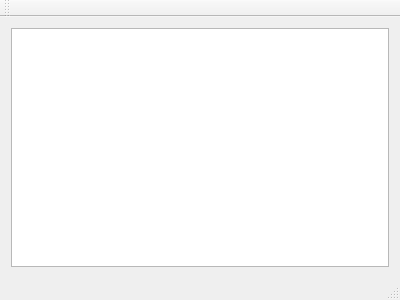
Qt form mainwindow.ui (vladimir-inoz/diskinfo) before a commit.
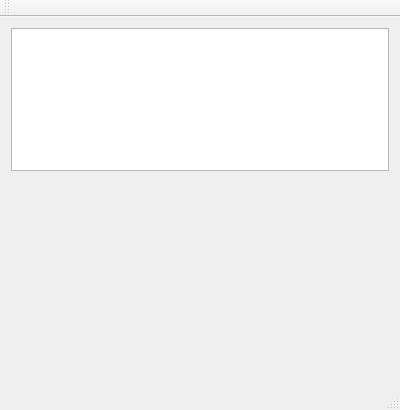
The same form after that commit. Custom widgets are drawn as their Qt base class.

Commit message: Доделан интерфейс

```diff
--- a/mainwindow.ui
+++ b/mainwindow.ui
@@ -7,15 +7,15 @@
     <x>0</x>
     <y>0</y>
     <width>400</width>
-    <height>300</height>
+    <height>410</height>
    </rect>
   </property>
   <property name="windowTitle">
    <string>MainWindow</string>
   </property>
   <widget class="QWidget" name="centralWidget">
-   <layout class="QGridLayout" name="gridLayout">
-    <item row="0" column="0">
+   <layout class="QVBoxLayout" name="verticalLayout">
+    <item>
      <widget class="QTableView" name="tableView">
       <property name="editTriggers">
        <set>QAbstractItemView::NoEditTriggers</set>
@@ -31,6 +31,19 @@
       </attribute>
      </widget>
     </item>
+    <item>
+     <widget class="PartWidget" name="widget" native="true">
+      <property name="minimumSize">
+       <size>
+        <width>0</width>
+        <height>200</height>
+       </size>
+      </property>
+      <property name="styleSheet">
+       <string notr="true">border: rgb(0, 0, 0)</string>
+      </property>
+     </widget>
+    </item>
    </layout>
   </widget>
   <widget class="QMenuBar" name="menuBar">
@@ -54,6 +67,14 @@
   <widget class="QStatusBar" name="statusBar"/>
  </widget>
  <layoutdefault spacing="6" margin="11"/>
+ <customwidgets>
+  <customwidget>
+   <class>PartWidget</class>
+   <extends>QWidget</extends>
+   <header>partwidget.h</header>
+   <container>1</container>
+  </customwidget>
+ </customwidgets>
  <resources/>
  <connections/>
 </ui>
```
The commit also changes 6 other files.
